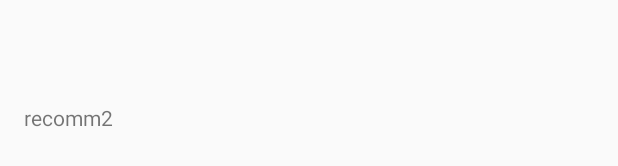
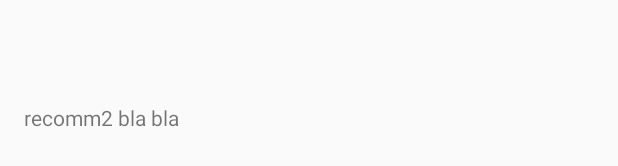
Before and after one commit to vp4655/filmster, an Android app: the layout fragment_home_recomm2.xml on its own in the app's theme, with its tools: preview values and no code run, on a phone screen of 412 x 824 dp. Shown: the part 930-1096 px from the top of the screen. Run offline under Robolectric (Android 15) with nearby library versions, the light colour scheme and no system bars; network calls fail.

Commit message:
fragment_rec2

```diff
--- a/DM_app3/app/src/main/res/layout/fragment_home_recomm2.xml
+++ b/DM_app3/app/src/main/res/layout/fragment_home_recomm2.xml
@@ -10,7 +10,7 @@
         android:layout_height="wrap_content" />
 
     <TextView android:id="@+id/section_label2"
-        android:text="recomm2"
+        android:text="recomm2 bla bla"
         android:layout_width="wrap_content"
         android:layout_height="wrap_content"
         android:layout_gravity="center_horizontal"
```
